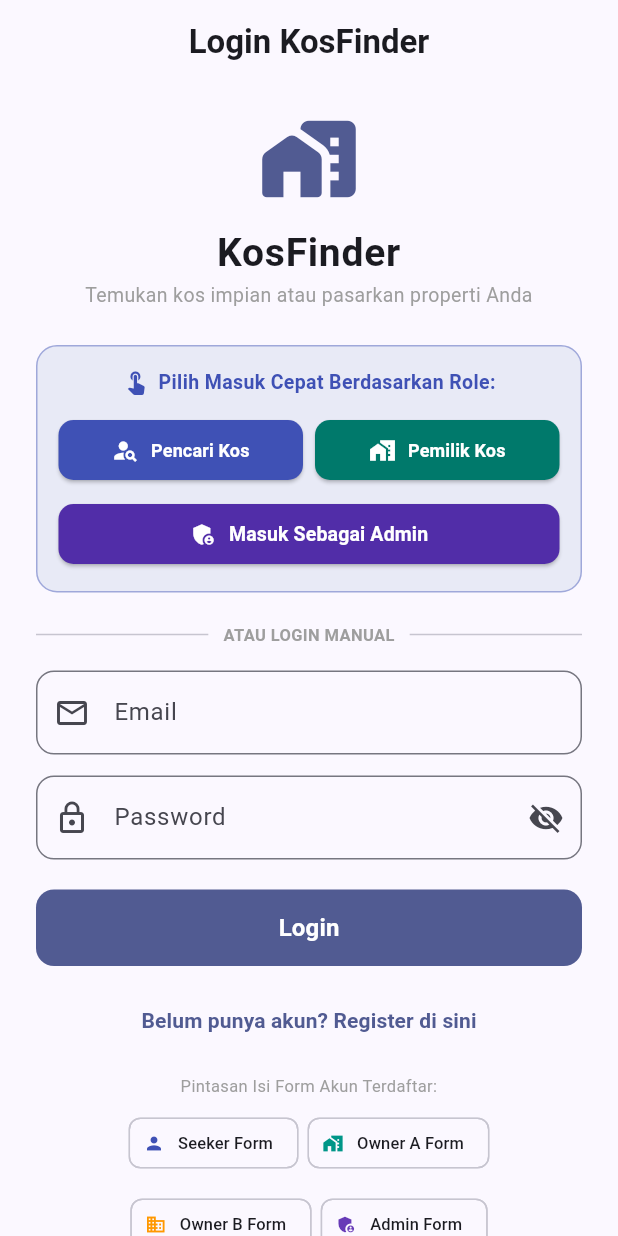
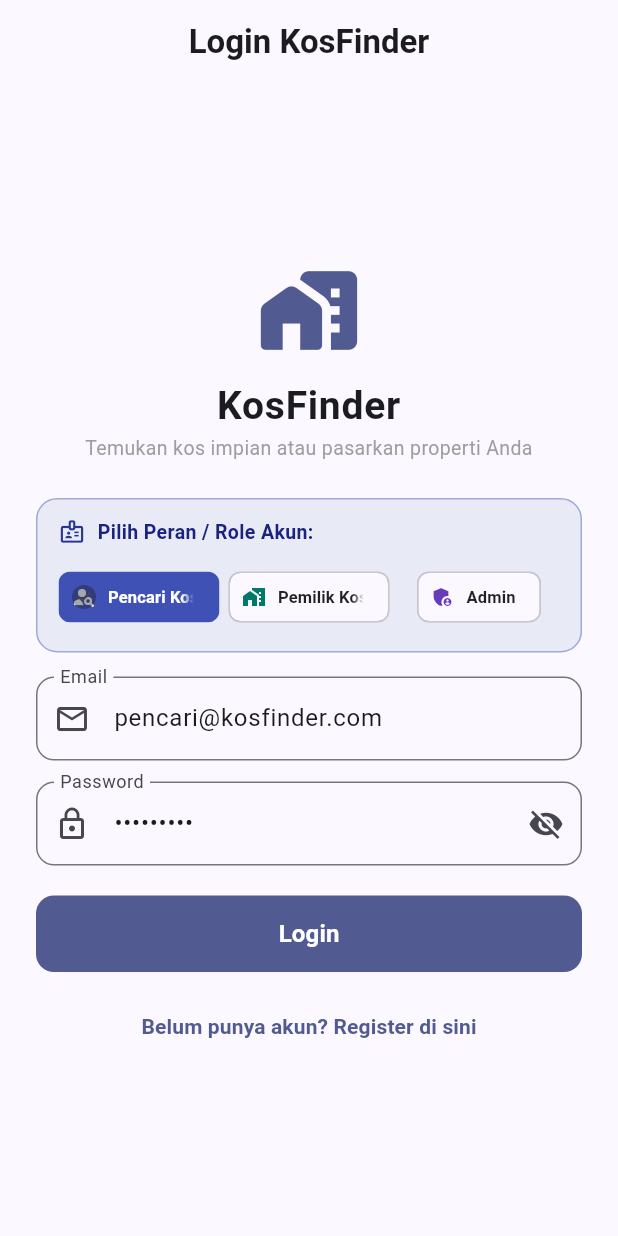
Before and after one commit to emip0525/flutter_kosfinder, a Flutter app: the screen it shows after launch, on a phone screen of 412 x 824 dp. Run offline on Flutter 3.47's test engine with Material 3 defaults, Android fonts, the phone set to English and light mode, and no system bars; our stand-ins replace firebase_core, firebase_messaging, shared_preferences, supabase_flutter; accounts and stored records are empty.

Commit message:
feat: redesign role selector placed right above email field in login page

```diff
--- a/lib/pages/login_page.dart
+++ b/lib/pages/login_page.dart
@@ -15,8 +15,17 @@ class _LoginPageState extends State<LoginPage> {
   final _formKey = GlobalKey<FormState>();
   final _emailC = TextEditingController();
   final _passC = TextEditingController();
+  String _selectedRole = 'seeker'; // 'seeker' | 'owner' | 'admin'
   bool _loading = false;
   bool _obscurePassword = true;
+
+  @override
+  void initState() {
+    super.initState();
+    // Default isi form sebagai Pencari Kos
+    _emailC.text = 'pencari@kosfinder.com';
+    _passC.text = 'seeker123';
+  }
 
   @override
   void dispose() {
@@ -36,7 +45,24 @@ class _LoginPageState extends State<LoginPage> {
     );
   }
 
-  /// Login reguler dengan validasi kredensial (akun belum terdaftar DITOLAK)
+  /// Mengganti Role di sekitar email (Pencari Kos, Pemilik Kos, Admin)
+  void _selectRole(String role) {
+    setState(() {
+      _selectedRole = role;
+      if (role == 'admin') {
+        _emailC.text = 'admin@contoh.com';
+        _passC.text = 'admin123';
+      } else if (role == 'owner') {
+        _emailC.text = 'owner@contoh.com';
+        _passC.text = 'owner123';
+      } else {
+        _emailC.text = 'pencari@kosfinder.com';
+        _passC.text = 'seeker123';
+      }
+    });
+  }
+
+  /// Login dengan validasi kredensial
   Future<void> _login() async {
     if (!_formKey.currentState!.validate()) return;
     setState(() => _loading = true);
@@ -64,31 +90,6 @@ class _LoginPageState extends State<LoginPage> {
     }
   }
 
-  /// Masuk Cepat langsung dengan Role Pilihan (Pencari Kos / Pemilik Kos / Admin)
-  Future<void> _loginDirectRole(String role, String label) async {
-    setState(() => _loading = true);
-    try {
-      await AuthService.instance.loginAsRole(role);
-      if (!mounted) return;
-      _showMessage('Berhasil masuk sebagai $label!', isError: false);
-      Navigator.of(context).pushAndRemoveUntil(
-        MaterialPageRoute(builder: (_) => const HomePage()),
-        (route) => false,
-      );
-    } catch (e) {
-      if (!mounted) return;
-      _showMessage('Gagal masuk: $e', isError: true);
-    } finally {
-      if (mounted) setState(() => _loading = false);
-    }
-  }
-
-  void _fillAndLogin(String email, String pass) {
-    _emailC.text = email;
-    _passC.text = pass;
-    _login();
-  }
-
   @override
   Widget build(BuildContext context) {
     return Scaffold(
@@ -105,7 +106,7 @@ class _LoginPageState extends State<LoginPage> {
               child: Column(
                 crossAxisAlignment: CrossAxisAlignment.stretch,
                 children: [
-                  Icon(Icons.home_work_rounded, size: 68, color: Theme.of(context).colorScheme.primary),
+                  Icon(Icons.home_work_rounded, size: 70, color: Theme.of(context).colorScheme.primary),
                   const SizedBox(height: 10),
                   const Text(
                     'KosFinder',
@@ -119,93 +120,102 @@ class _LoginPageState extends State<LoginPage> {
                   ),
                   const SizedBox(height: 24),
 
-                  // 1. KOTAK PILIHAN MASUK SEBAGAI ROLE (Pencari Kos, Pemilik Kos, Admin)
+                  // 1. TEMPAT PILIH / GANTI ROLE DI SEKITAR EMAIL
                   Container(
-                    padding: const EdgeInsets.all(14),
+                    padding: const EdgeInsets.symmetric(horizontal: 14, vertical: 12),
                     decoration: BoxDecoration(
                       color: Colors.indigo.shade50,
                       borderRadius: BorderRadius.circular(14),
                       border: Border.all(color: Colors.indigo.shade200),
                     ),
                     child: Column(
-                      crossAxisAlignment: CrossAxisAlignment.stretch,
+                      crossAxisAlignment: CrossAxisAlignment.start,
                       children: [
-                        const Row(
-                          mainAxisAlignment: MainAxisAlignment.center,
-                          children: [
-                            Icon(Icons.touch_app, size: 18, color: Colors.indigo),
-                            SizedBox(width: 6),
-                            Text(
-                              'Pilih Masuk Cepat Berdasarkan Role:',
-                              style: TextStyle(fontWeight: FontWeight.bold, fontSize: 13, color: Colors.indigo),
-                            ),
-                          ],
-                        ),
-                        const SizedBox(height: 12),
                         Row(
                           children: [
-                            // Tombol Pencari Kos
-                            Expanded(
-                              child: ElevatedButton.icon(
-                                style: ElevatedButton.styleFrom(
-                                  backgroundColor: Colors.indigo,
-                                  foregroundColor: Colors.white,
-                                  padding: const EdgeInsets.symmetric(vertical: 10),
-                                  shape: RoundedRectangleBorder(borderRadius: BorderRadius.circular(10)),
-                                ),
-                                onPressed: _loading ? null : () => _loginDirectRole('seeker', 'Pencari Kos'),
-                                icon: const Icon(Icons.person_search, size: 18),
-                                label: const Text('Pencari Kos', style: TextStyle(fontSize: 12, fontWeight: FontWeight.bold)),
-                              ),
-                            ),
+                            Icon(Icons.badge_outlined, size: 18, color: Colors.indigo.shade800),
                             const SizedBox(width: 8),
-                            // Tombol Pemilik Kos
-                            Expanded(
-                              child: ElevatedButton.icon(
-                                style: ElevatedButton.styleFrom(
-                                  backgroundColor: Colors.teal.shade700,
-                                  foregroundColor: Colors.white,
-                                  padding: const EdgeInsets.symmetric(vertical: 10),
-                                  shape: RoundedRectangleBorder(borderRadius: BorderRadius.circular(10)),
-                                ),
-                                onPressed: _loading ? null : () => _loginDirectRole('owner', 'Pemilik Kos'),
-                                icon: const Icon(Icons.home_work, size: 18),
-                                label: const Text('Pemilik Kos', style: TextStyle(fontSize: 12, fontWeight: FontWeight.bold)),
+                            Text(
+                              'Pilih Peran / Role Akun:',
+                              style: TextStyle(
+                                fontWeight: FontWeight.bold,
+                                fontSize: 13,
+                                color: Colors.indigo.shade900,
                               ),
                             ),
                           ],
                         ),
-                        const SizedBox(height: 8),
-                        // Tombol Admin
-                        ElevatedButton.icon(
-                          style: ElevatedButton.styleFrom(
-                            backgroundColor: Colors.deepPurple.shade700,
-                            foregroundColor: Colors.white,
-                            padding: const EdgeInsets.symmetric(vertical: 10),
-                            shape: RoundedRectangleBorder(borderRadius: BorderRadius.circular(10)),
-                          ),
-                          onPressed: _loading ? null : () => _loginDirectRole('admin', 'Admin KosFinder'),
-                          icon: const Icon(Icons.admin_panel_settings, size: 18),
-                          label: const Text('Masuk Sebagai Admin', style: TextStyle(fontSize: 13, fontWeight: FontWeight.bold)),
+                        const SizedBox(height: 10),
+                        Row(
+                          children: [
+                            // 1. Pencari Kos
+                            Expanded(
+                              child: ChoiceChip(
+                                avatar: Icon(
+                                  Icons.person_search,
+                                  size: 16,
+                                  color: _selectedRole == 'seeker' ? Colors.white : Colors.indigo,
+                                ),
+                                label: const Text('Pencari Kos', style: TextStyle(fontSize: 11, fontWeight: FontWeight.bold)),
+                                selected: _selectedRole == 'seeker',
+                                selectedColor: Colors.indigo,
+                                labelStyle: TextStyle(
+                                  color: _selectedRole == 'seeker' ? Colors.white : Colors.black87,
+                                ),
+                                onSelected: (val) {
+                                  if (val) _selectRole('seeker');
+                                },
+                              ),
+                            ),
+                            const SizedBox(width: 6),
+                            // 2. Pemilik Kos
+                            Expanded(
+                              child: ChoiceChip(
+                                avatar: Icon(
+                                  Icons.home_work,
+                                  size: 16,
+                                  color: _selectedRole == 'owner' ? Colors.white : Colors.teal.shade700,
+                                ),
+                                label: const Text('Pemilik Kos', style: TextStyle(fontSize: 11, fontWeight: FontWeight.bold)),
+                                selected: _selectedRole == 'owner',
+                                selectedColor: Colors.teal.shade700,
+                                labelStyle: TextStyle(
+                                  color: _selectedRole == 'owner' ? Colors.white : Colors.black87,
+                                ),
+                                onSelected: (val) {
+                                  if (val) _selectRole('owner');
+                                },
+                              ),
+                            ),
+                            const SizedBox(width: 6),
+                            // 3. Admin
+                            Expanded(
+                              child: ChoiceChip(
+                                avatar: Icon(
+                                  Icons.admin_panel_settings,
+                                  size: 16,
+                                  color: _selectedRole == 'admin' ? Colors.white : Colors.deepPurple,
+                                ),
+                                label: const Text('Admin', style: TextStyle(fontSize: 11, fontWeight: FontWeight.bold)),
+                                selected: _selectedRole == 'admin',
+                                selectedColor: Colors.deepPurple.shade700,
+                                labelStyle: TextStyle(
+                                  color: _selectedRole == 'admin' ? Colors.white : Colors.black87,
+                                ),
+                                onSelected: (val) {
+                                  if (val) _selectRole('admin');
+                                },
+                              ),
+                            ),
+                          ],
                         ),
                       ],
                     ),
                   ),
 
-                  const SizedBox(height: 20),
-                  const Row(
-                    children: [
-                      Expanded(child: Divider()),
-                      Padding(
-                        padding: EdgeInsets.symmetric(horizontal: 10),
-                        child: Text('ATAU LOGIN MANUAL', style: TextStyle(fontSize: 11, color: Colors.grey, fontWeight: FontWeight.bold)),
-                      ),
-                      Expanded(child: Divider()),
-                    ],
-                  ),
                   const SizedBox(height: 16),
 
-                  // 2. FORM LOGIN DENGAN VALIDASI KETAT
+                  // 2. INPUT EMAIL
                   TextFormField(
                     controller: _emailC,
                     keyboardType: TextInputType.emailAddress,
@@ -222,6 +232,8 @@ class _LoginPageState extends State<LoginPage> {
                     },
                   ),
                   const SizedBox(height: 14),
+
+                  // 3. INPUT PASSWORD
                   TextFormField(
                     controller: _passC,
                     obscureText: _obscurePassword,
@@ -241,6 +253,8 @@ class _LoginPageState extends State<LoginPage> {
                     },
                   ),
                   const SizedBox(height: 20),
+
+                  // 4. TOMBOL LOGIN UTAMA
                   FilledButton(
                     onPressed: _loading ? null : _login,
                     style: FilledButton.styleFrom(
@@ -256,46 +270,13 @@ class _LoginPageState extends State<LoginPage> {
                         : const Text('Login', style: TextStyle(fontSize: 16, fontWeight: FontWeight.bold)),
                   ),
                   const SizedBox(height: 12),
+
+                  // 5. LINK KE REGISTER
                   TextButton(
                     onPressed: () => Navigator.of(context).push(
                       MaterialPageRoute(builder: (_) => const RegisterPage()),
                     ),
                     child: const Text('Belum punya akun? Register di sini', style: TextStyle(fontWeight: FontWeight.bold)),
-                  ),
-
-                  const SizedBox(height: 12),
-                  const Text(
-                    'Pintasan Isi Form Akun Terdaftar:',
-                    textAlign: TextAlign.center,
-                    style: TextStyle(fontSize: 11, color: Colors.grey),
-                  ),
-                  const SizedBox(height: 6),
-                  Wrap(
-                    spacing: 6,
-                    runSpacing: 6,
-                    alignment: WrapAlignment.center,
-                    children: [
-                      ActionChip(
-                        avatar: const Icon(Icons.person, size: 14, color: Colors.indigo),
-                        label: const Text('Seeker Form', style: TextStyle(fontSize: 11)),
-                        onPressed: () => _fillAndLogin('pencari@kosfinder.com', 'seeker123'),
-                      ),
-                      ActionChip(
-                        avatar: const Icon(Icons.home_work, size: 14, color: Colors.teal),
-                        label: const Text('Owner A Form', style: TextStyle(fontSize: 11)),
-                        onPressed: () => _fillAndLogin('owner@contoh.com', 'owner123'),
-                      ),
-                      ActionChip(
-                        avatar: const Icon(Icons.domain, size: 14, color: Colors.orange),
-                        label: const Text('Owner B Form', style: TextStyle(fontSize: 11)),
-                        onPressed: () => _fillAndLogin('owner2@contoh.com', 'owner123'),
-                      ),
-                      ActionChip(
-                        avatar: const Icon(Icons.admin_panel_settings, size: 14, color: Colors.deepPurple),
-                        label: const Text('Admin Form', style: TextStyle(fontSize: 11)),
-                        onPressed: () => _fillAndLogin('admin@contoh.com', 'admin123'),
-                      ),
-                    ],
                   ),
                 ],
               ),
```
